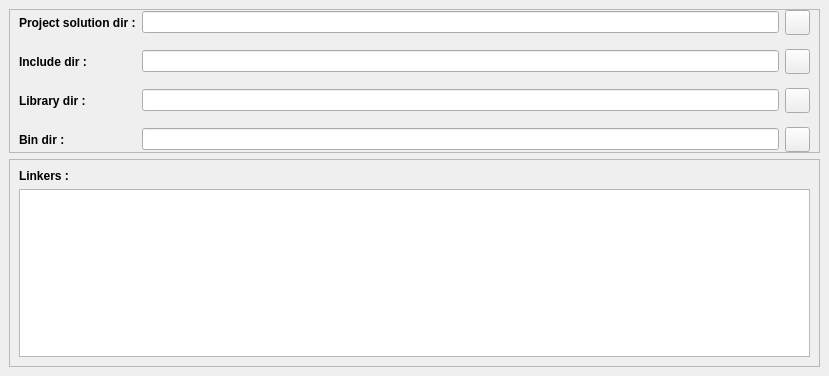
Qt form main.ui (Harrypoggers25/SFMLProjectConfig) before a commit.
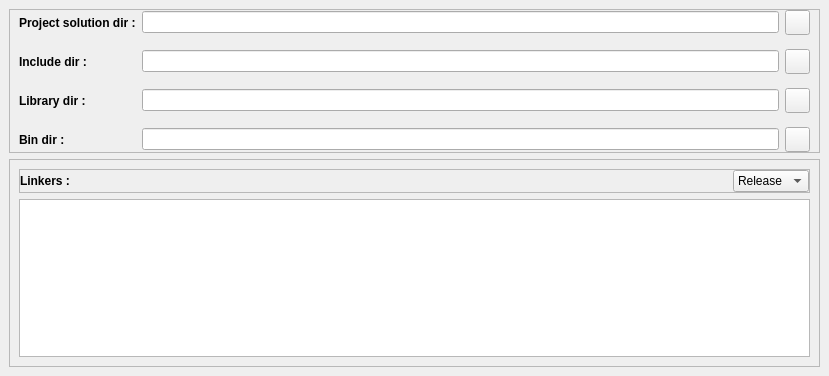
The same form after that commit. Icons and pictures are not drawn.

Commit message:
Linker Textbox update
-linkers are now saved in arrays

The edit to the form file:
```diff
--- a/main.ui
+++ b/main.ui
@@ -199,13 +199,64 @@
       </property>
       <layout class="QVBoxLayout" name="verticalLayout_2">
        <item>
-        <widget class="QLabel" name="lbl_linkers">
-         <property name="styleSheet">
-          <string notr="true">font-weight: bold;</string>
+        <widget class="QFrame" name="frm_linkers">
+         <property name="frameShape">
+          <enum>QFrame::StyledPanel</enum>
          </property>
-         <property name="text">
-          <string>Linkers :</string>
+         <property name="frameShadow">
+          <enum>QFrame::Raised</enum>
          </property>
+         <layout class="QHBoxLayout" name="horizontalLayout">
+          <property name="leftMargin">
+           <number>0</number>
+          </property>
+          <property name="topMargin">
+           <number>0</number>
+          </property>
+          <property name="rightMargin">
+           <number>0</number>
+          </property>
+          <property name="bottomMargin">
+           <number>0</number>
+          </property>
+          <item>
+           <widget class="QLabel" name="lbl_linkers">
+            <property name="styleSheet">
+             <string notr="true">font-weight: bold;</string>
+            </property>
+            <property name="text">
+             <string>Linkers :</string>
+            </property>
+           </widget>
+          </item>
+          <item>
+           <spacer name="horizontalSpacer">
+            <property name="orientation">
+             <enum>Qt::Horizontal</enum>
+            </property>
+            <property name="sizeHint" stdset="0">
+             <size>
+              <width>40</width>
+              <height>20</height>
+             </size>
+            </property>
+           </spacer>
+          </item>
+          <item>
+           <widget class="QComboBox" name="comboBox">
+            <item>
+             <property name="text">
+              <string>Release</string>
+             </property>
+            </item>
+            <item>
+             <property name="text">
+              <string>Debug</string>
+             </property>
+            </item>
+           </widget>
+          </item>
+         </layout>
         </widget>
        </item>
        <item>
```
Left out of the diff: 138 changed lines with no effect on the pictures. The commit also changes 3 other files.
